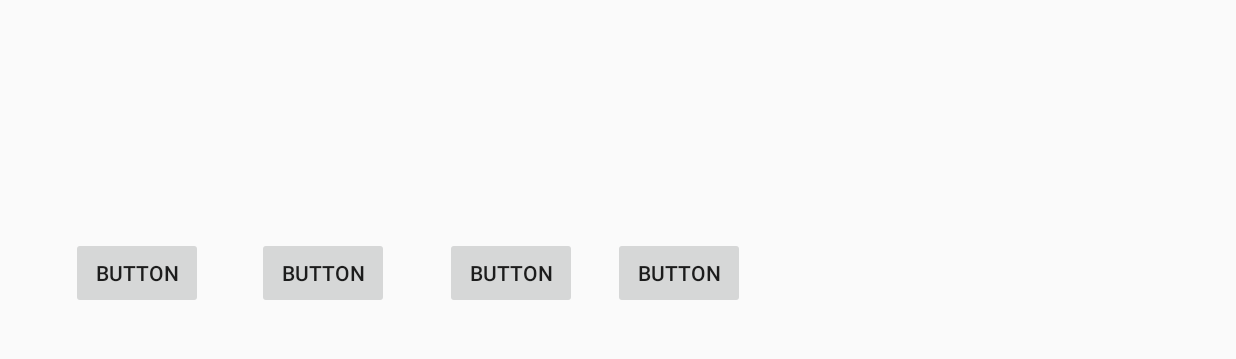
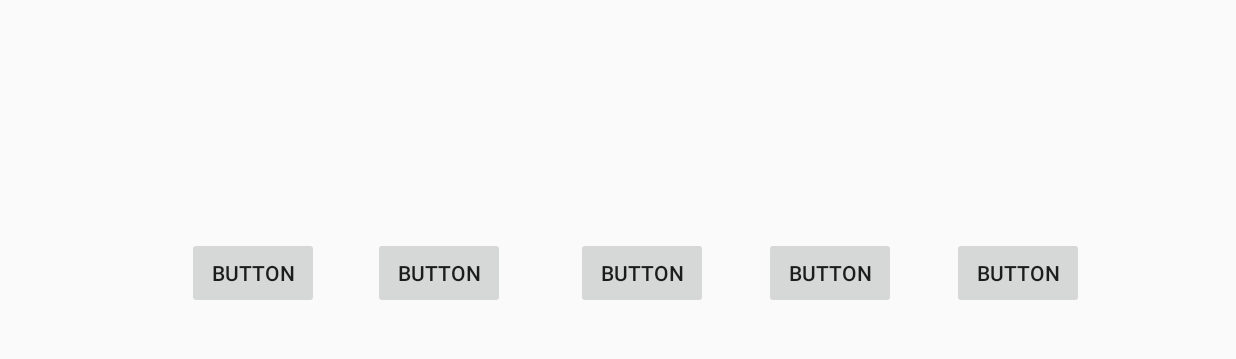
Before and after one commit to willpyshan13/CustomView, an Android app: the AninmalActivity screen opened directly, with no data from a screen before it, on a phone screen of 824 x 412 dp (held sideways), the part 72-431 px from its top. Run offline under Robolectric (Android 15) with nearby library versions, the phone set to English and light mode, and no system bars.

Commit message:
1、增加动画

```diff
--- a/app/src/main/java/will/customview/AninmalActivity.java
+++ b/app/src/main/java/will/customview/AninmalActivity.java
@@ -15,7 +15,7 @@ import android.widget.Button;
  * @CreatedTime: 2017/6/1 10:14
  */
 public class AninmalActivity extends AppCompatActivity {
-    Button button6,button7,button8,button9 ;
+    Button button6,button7,button8,button9,button10 ;
 
     @Override
     protected void onCreate(@Nullable Bundle savedInstanceState) {
@@ -25,6 +25,7 @@ public class AninmalActivity extends AppCompatActivity {
         button7 = (Button) findViewById(R.id.button7);
         button8 = (Button) findViewById(R.id.button8);
         button9 = (Button) findViewById(R.id.button9);
+        button10 = (Button) findViewById(R.id.button10);
         Animation animation = AnimationUtils.loadAnimation(this,R.anim.myanimal);
         animation.setAnimationListener(new Animation.AnimationListener() {
             @Override
@@ -38,6 +39,7 @@ public class AninmalActivity extends AppCompatActivity {
                 button7.startAnimation(animation);
                 button8.startAnimation(animation);
                 button9.startAnimation(animation);
+                button10.startAnimation(animation);
             }
 
             @Override
@@ -49,6 +51,7 @@ public class AninmalActivity extends AppCompatActivity {
         button7.startAnimation(animation);
         button8.startAnimation(animation);
         button9.startAnimation(animation);
+        button10.startAnimation(animation);
     }
 
 }
--- a/app/src/main/res/layout/activity_aninmal.xml
+++ b/app/src/main/res/layout/activity_aninmal.xml
@@ -1,45 +1,43 @@
 <?xml version="1.0" encoding="utf-8"?>
-<RelativeLayout xmlns:android="http://schemas.android.com/apk/res/android"
+<LinearLayout xmlns:android="http://schemas.android.com/apk/res/android"
     android:layout_width="match_parent"
     android:layout_height="match_parent"
-    android:orientation="vertical">
+    android:gravity="center"
+    android:orientation="horizontal">
 
     <Button
         android:id="@+id/button6"
         android:layout_width="wrap_content"
         android:layout_height="wrap_content"
-        android:text="Button"
         android:layout_centerVertical="true"
-        android:layout_toEndOf="@+id/button9"
-        android:layout_marginStart="24dp" />
+        android:layout_marginStart="24dp"
+        android:text="Button" />
 
     <Button
         android:id="@+id/button7"
         android:layout_width="wrap_content"
         android:layout_height="wrap_content"
-        android:text="Button"
-        android:layout_alignBaseline="@+id/button8"
-        android:layout_alignBottom="@+id/button8"
-        android:layout_toEndOf="@+id/button8"
-        android:layout_marginStart="36dp" />
+        android:layout_marginStart="36dp"
+        android:text="Button" />
 
     <Button
         android:id="@+id/button8"
         android:layout_width="wrap_content"
         android:layout_height="wrap_content"
-        android:text="Button"
-        android:layout_alignBaseline="@+id/button6"
-        android:layout_alignBottom="@+id/button6"
-        android:layout_alignParentStart="true"
-        android:layout_marginStart="47dp" />
+        android:layout_marginStart="47dp"
+        android:text="Button" />
 
     <Button
         android:id="@+id/button9"
         android:layout_width="wrap_content"
         android:layout_height="wrap_content"
-        android:text="Button"
-        android:layout_alignBaseline="@+id/button7"
-        android:layout_alignBottom="@+id/button7"
-        android:layout_toEndOf="@+id/button7"
-        android:layout_marginStart="37dp" />
-</RelativeLayout>
+        android:layout_marginStart="37dp"
+        android:text="Button" />
+
+    <Button
+        android:id="@+id/button10"
+        android:layout_width="wrap_content"
+        android:layout_height="wrap_content"
+        android:layout_marginStart="37dp"
+        android:text="Button" />
+</LinearLayout>
```
